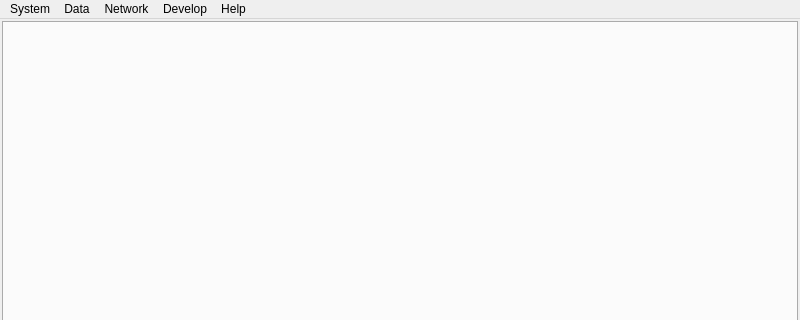
Qt form ui/aradomain.ui (berndhs/arado) before a commit; both pictures show x 0 to 800 and y 0 to 320 of the 800 by 600 pixel window.
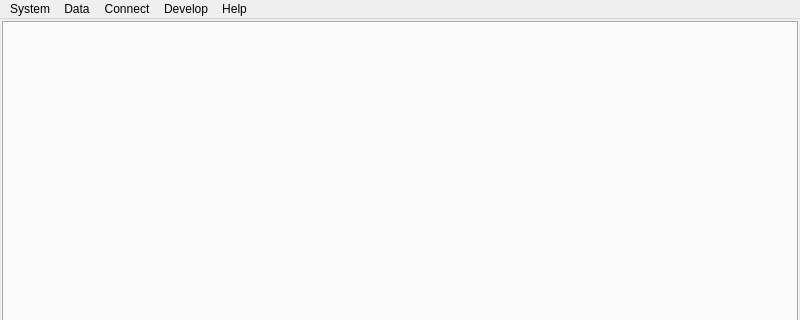
The same form after that commit. Icons and pictures are not drawn.

Commit message: change "network" in main menu to "connect" to differ from tab "network".

What changed in the file:
```diff
--- a/ui/aradomain.ui
+++ b/ui/aradomain.ui
@@ -78,7 +78,7 @@
    </widget>
    <widget class="QMenu" name="menuNetwork">
     <property name="title">
-     <string>Network</string>
+     <string>Connect</string>
     </property>
     <addaction name="actionAddServer"/>
     <addaction name="separator"/>
```
Left out of the diff: 4 changed lines with no effect on the pictures.
